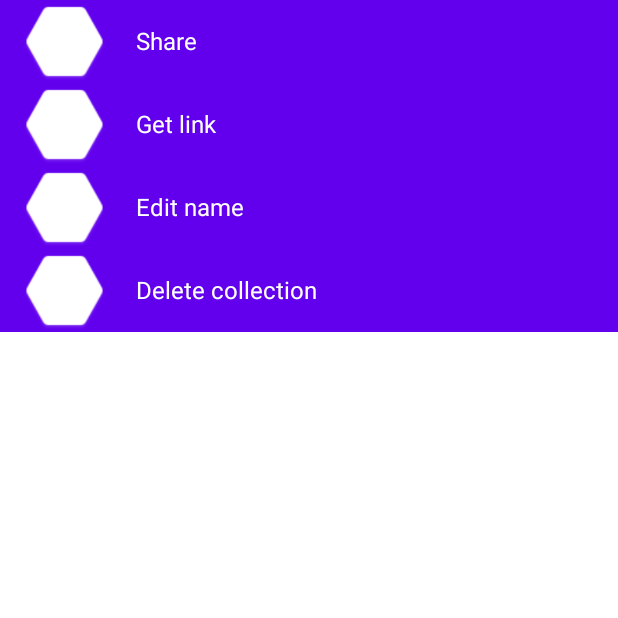
After one commit to Amir-ByteGrowth/MvvmJetPackLab, an Android app built with Jetpack Compose: the composable BottomSheetContent shown on its own in the app's theme, on a phone screen of 412 x 824 dp, the top half of it. The commit adds this screen. Run offline under Robolectric (Android 15) with nearby library versions, the phone set to English and light mode, and no system bars.

Commit message:
add relation bottom sheet added

```diff
--- /dev/null
+++ b/app/src/main/java/com/example/mvvmjetpackcompose/ui/screens/managerelationship/BottomSheetContent.kt
@@ -0,0 +1,93 @@
+package com.example.mvvmjetpackcompose.ui.screens.managerelationship
+
+import android.widget.Toast
+import androidx.compose.foundation.background
+import androidx.compose.foundation.clickable
+import androidx.compose.foundation.layout.*
+import androidx.compose.material.Icon
+import androidx.compose.material.Text
+import androidx.compose.runtime.Composable
+import androidx.compose.ui.Alignment
+import androidx.compose.ui.Modifier
+import androidx.compose.ui.graphics.Color
+import androidx.compose.ui.platform.LocalContext
+import androidx.compose.ui.res.colorResource
+import androidx.compose.ui.res.painterResource
+import androidx.compose.ui.tooling.preview.Preview
+import androidx.compose.ui.unit.dp
+import com.example.mvvmjetpackcompose.R
+
+@Composable
+fun BottomSheetContent() {
+    val context = LocalContext.current
+    Column {
+        BottomSheetListItem(
+            icon = R.drawable.icon,
+            title = "Share",
+            onItemClick = { title ->
+                Toast.makeText(
+                    context,
+                    title,
+                    Toast.LENGTH_SHORT
+                ).show()
+            })
+        BottomSheetListItem(
+            icon = R.drawable.icon,
+            title = "Get link",
+            onItemClick = { title ->
+                Toast.makeText(
+                    context,
+                    title,
+                    Toast.LENGTH_SHORT
+                ).show()
+            })
+        BottomSheetListItem(
+            icon = R.drawable.icon,
+            title = "Edit name",
+            onItemClick = { title ->
+                Toast.makeText(
+                    context,
+                    title,
+                    Toast.LENGTH_SHORT
+                ).show()
+            })
+        BottomSheetListItem(
+            icon = R.drawable.icon,
+            title = "Delete collection",
+            onItemClick = { title ->
+                Toast.makeText(
+                    context,
+                    title,
+                    Toast.LENGTH_SHORT
+                ).show()
+            })
+    }
+}
+
+@Preview(showBackground = true)
+@Composable
+fun BottomSheetContentPreview() {
+    BottomSheetContent()
+}
+
+@Composable
+fun BottomSheetListItem(icon: Int, title: String, onItemClick: (String) -> Unit) {
+    Row(
+        modifier = Modifier
+            .fillMaxWidth()
+            .clickable(onClick = { onItemClick(title) })
+            .height(55.dp)
+            .background(color = colorResource(id = R.color.purple_500))
+            .padding(start = 15.dp), verticalAlignment = Alignment.CenterVertically
+    ) {
+        Icon(painter = painterResource(id = icon), contentDescription = "Share", tint = Color.White)
+        Spacer(modifier = Modifier.width(20.dp))
+        Text(text = title, color = Color.White)
+    }
+}
+
+@Preview(showBackground = true)
+@Composable
+fun BottomSheetListItemPreview() {
+    BottomSheetListItem(icon = R.drawable.icon, title = "Share", onItemClick = { })
+}
```
Also changed, not shown: app/src/main/java/com/example/mvvmjetpackcompose/ui/screens/managerelationship/ManageRelationships.kt (+90 -12 lines).
